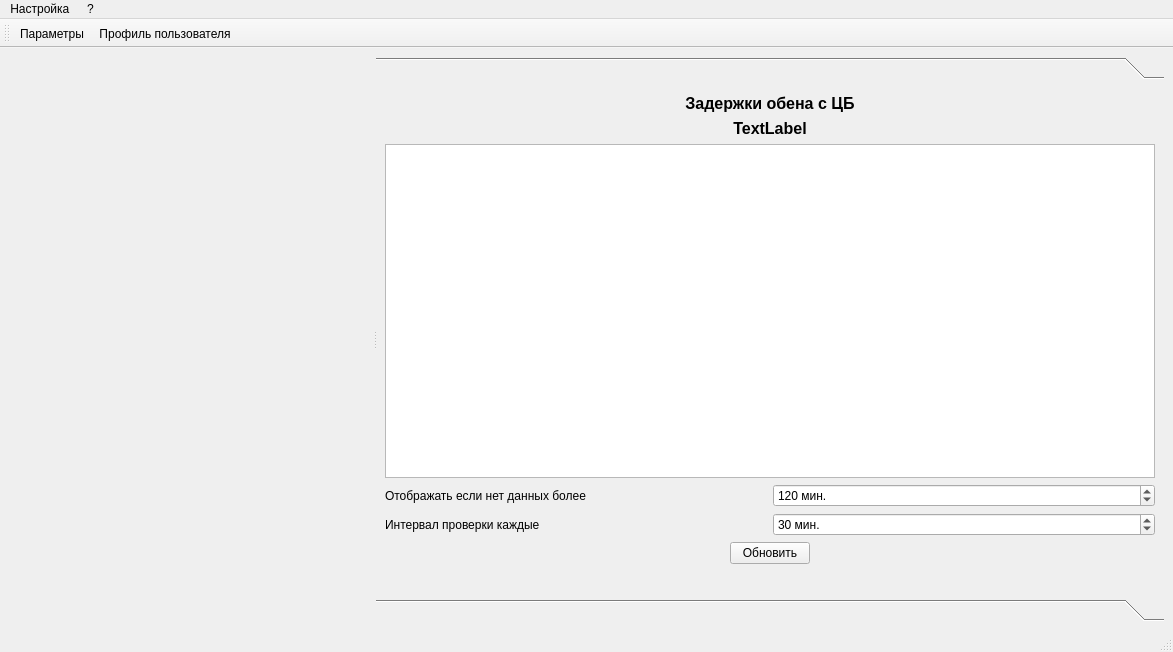
Before: the Qt Designer form mainwindow.ui in rust3128/Gandalf, drawn with Qt 5.
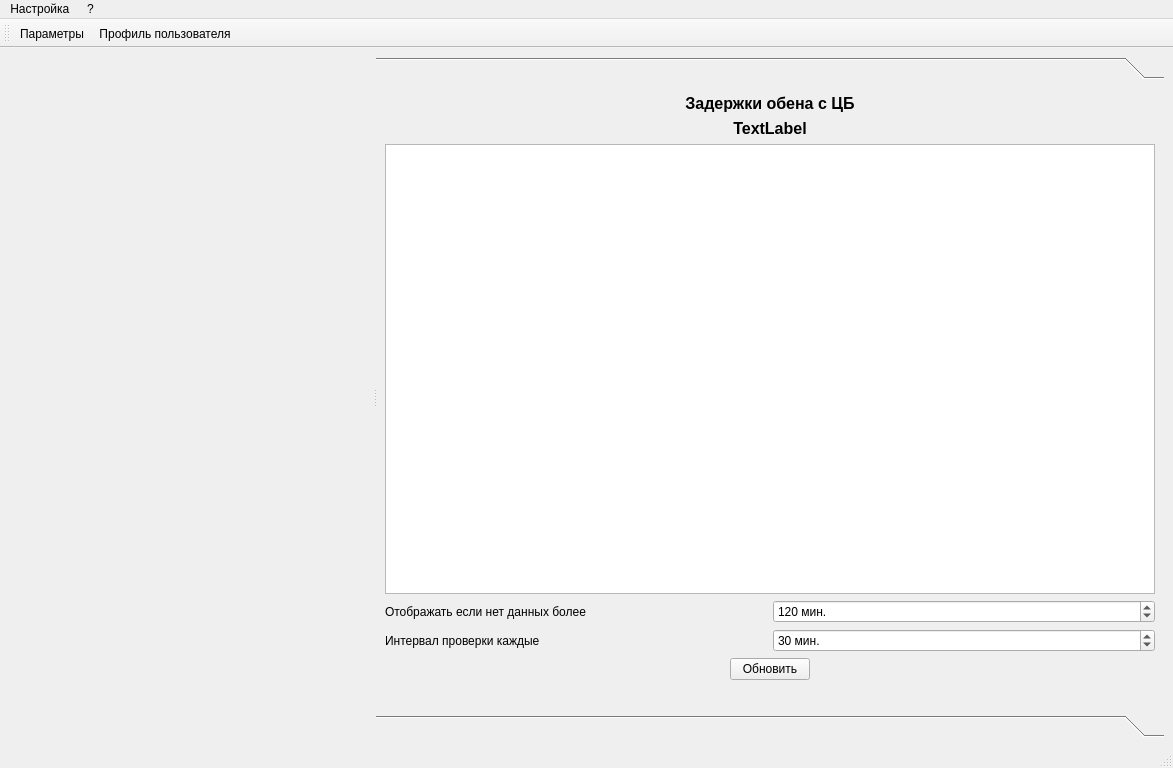
After: the same form once the commit is applied. Icons and pictures are not drawn. Custom widgets are drawn as their Qt base class.

What changed in the file:
```diff
--- a/mainwindow.ui
+++ b/mainwindow.ui
@@ -7,7 +7,7 @@
     <x>0</x>
     <y>0</y>
     <width>1173</width>
-    <height>652</height>
+    <height>768</height>
    </rect>
   </property>
   <property name="windowTitle">
@@ -63,7 +63,15 @@
        <property name="frameShape">
         <enum>QFrame::NoFrame</enum>
        </property>
-       <widget class="QWidget" name="toolBoxPage1" native="true">
+       <widget class="QWidget" name="toolBoxPage1">
+        <property name="geometry">
+         <rect>
+          <x>0</x>
+          <y>0</y>
+          <width>784</width>
+          <height>608</height>
+         </rect>
+        </property>
         <attribute name="label">
          <string/>
         </attribute>
```
Left out of the diff: 21 changed lines with no effect on the pictures.
